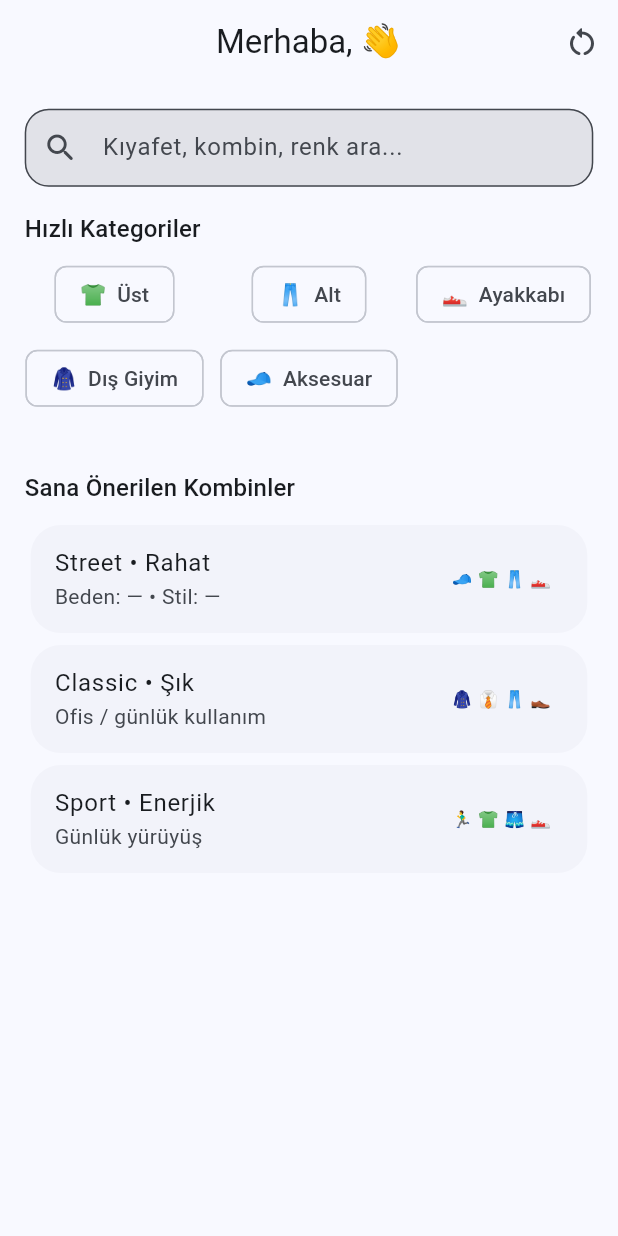
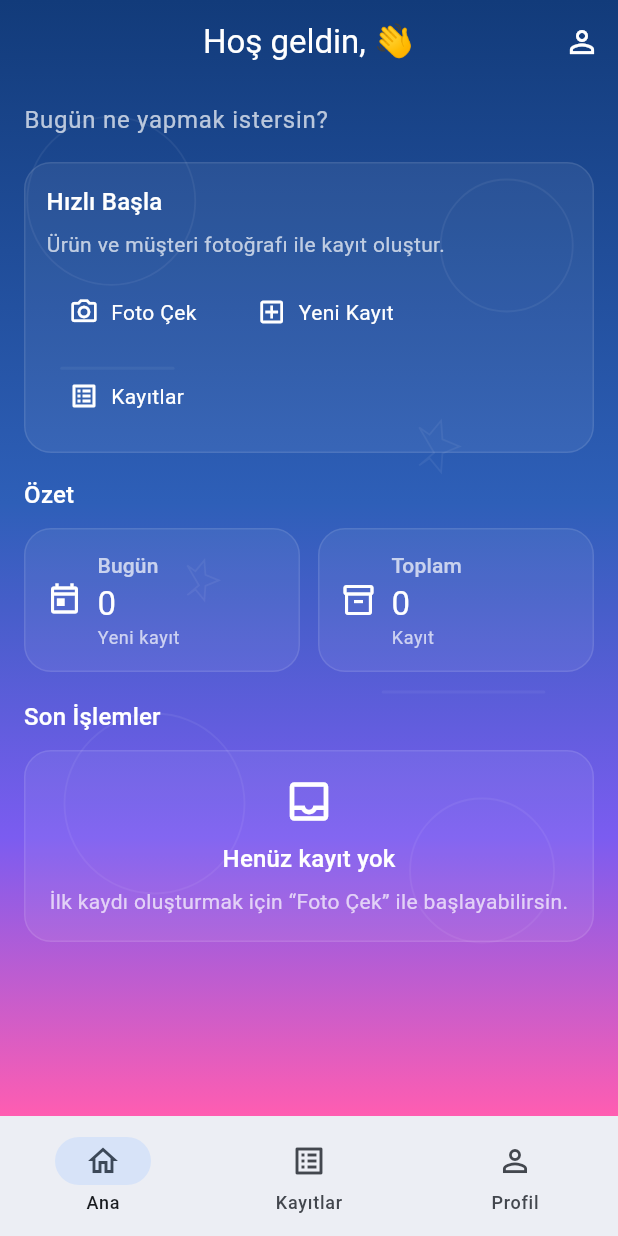
Before and after one commit to enesbalci31/clothing-combinations-, a Flutter app: the HomePage screen opened by its route, on a phone screen of 412 x 824 dp. Run offline on Flutter 3.47's test engine with Material 3 defaults, Android fonts, the phone set to English and light mode, and no system bars; our stand-ins replace confetti, flutter_riverpod, go_router, shared_preferences, sizer; accounts and stored records are empty.

Commit message:
Homepage MVC modeling created.

```diff
--- a/lib/features/splash/splash_view.dart
+++ b/lib/features/splash/splash_view.dart
@@ -1,8 +1,12 @@
+// lib/features/splash/splash_view.dart
 import 'package:flutter/material.dart';
 import 'package:flutter_riverpod/flutter_riverpod.dart';
 import 'package:go_router/go_router.dart';
 
-import '../onboarding/onboarding_controller.dart';
+import '../../features/onboarding/onboarding_controller.dart';
+
+const _kOnboarding = '/onboarding';
+const _kHome = '/home';
 
 class SplashView extends ConsumerStatefulWidget {
   const SplashView({super.key});
@@ -17,28 +21,29 @@ class _SplashViewState extends ConsumerState<SplashView> {
   @override
   void initState() {
     super.initState();
-
-    // ✅ Native splash sonrası ilk frame gelir gelmez yönlendir
-    WidgetsBinding.instance.addPostFrameCallback((_) {
-      _goNext();
-    });
+    // İlk frame sonrası navigate (context güvenli)
+    WidgetsBinding.instance.addPostFrameCallback((_) => _goNext());
   }
 
   void _goNext() {
-    if (!mounted || _navigated) return;
+    if (_navigated || !mounted) return;
     _navigated = true;
 
     final prefs = ref.read(appPrefsProvider);
-    context.go(prefs.onboardingComplete ? '/home' : '/onboarding');
+    final target = prefs.onboardingComplete ? _kHome : _kOnboarding;
+
+    // replace: splash stack'te kalmasın
+    context.go(target);
   }
 
   @override
   Widget build(BuildContext context) {
-    // ✅ Bu ekran pratikte 1 frame görünüp çıkacak (köprü ekran)
-    // Beyaz flash olmasın diye arka planı koyu tutuyoruz.
     return const Scaffold(
-      backgroundColor: Color(0xFF0F172A),
-      body: SizedBox.expand(),
+      body: SafeArea(
+        child: Center(
+          child: CircularProgressIndicator(),
+        ),
+      ),
     );
   }
 }
--- a/lib/home/home_page.dart
+++ b/lib/home/home_page.dart
@@ -1,150 +1,54 @@
+import 'package:clothess/home/widgets/home_app_bar.dart';
+import 'package:clothess/home/widgets/home_body.dart';
+import 'package:clothess/home/widgets/home_widgets.dart';
 import 'package:flutter/material.dart';
 import 'package:flutter_riverpod/flutter_riverpod.dart';
-import 'package:sizer/sizer.dart';
+import '../../../shared/ui/app_background.dart';
+import '../features/onboarding/onboarding_controller.dart';
 
-import '../../features/onboarding/onboarding_controller.dart';
-import '../ui/responsive_scaffold_body.dart';
 
-class HomePage extends ConsumerWidget {
+class HomePage extends ConsumerStatefulWidget {
   const HomePage({super.key});
 
   @override
-  Widget build(BuildContext context, WidgetRef ref) {
-    final prefs = ref.watch(appPrefsProvider);
+  ConsumerState<HomePage> createState() => _HomePageState();
+}
+
+class _HomePageState extends ConsumerState<HomePage> {
+  int _tabIndex = 0;
+
+  @override
+  Widget build(BuildContext context) {
+    final prefs = ref.read(appPrefsProvider);
+    final name = prefs.displayName.isNotEmpty ? prefs.displayName : '👋';
 
     return Scaffold(
-      appBar: AppBar(
-        title: Text('Merhaba, ${prefs.displayName.isEmpty ? '👋' : prefs.displayName}'),
-        actions: [
-          IconButton(
-            tooltip: 'Onboarding’i sıfırla',
-            onPressed: () async {
-              await prefs.setOnboardingComplete(false);
-            },
-            icon: const Icon(Icons.restart_alt_rounded),
+      extendBodyBehindAppBar: true,
+      appBar: HomeAppBar(name: name),
+      body: AppBackground.onboarding(
+        child: SafeArea(
+          child: IndexedStack(
+            index: _tabIndex,
+            children: [
+              HomeBody(
+                onTakePhoto: () {
+                  // TODO: kamera -> ürün/müşteri foto
+                },
+                onNewRecord: () {
+                  // TODO: yeni kayıt akışı
+                },
+                onGoRecords: () => setState(() => _tabIndex = 1),
+              ),
+              const RecordsPlaceholder(),
+              const ProfilePlaceholder(),
+            ],
           ),
-        ],
+        ),
       ),
-      body: ResponsiveBody(
-        padding: EdgeInsets.all(4.w),
-        child: Column(
-          crossAxisAlignment: CrossAxisAlignment.start,
-          children: [
-            _SearchBar(),
-            SizedBox(height: 2.h),
-
-            Text('Hızlı Kategoriler', style: Theme.of(context).textTheme.titleMedium),
-            SizedBox(height: 1.h),
-
-            SizedBox(
-              height: 120,
-              child: LayoutBuilder(
-                builder: (context, c) {
-                  final crossAxisCount = c.maxWidth >= 520 ? 5 : 3;
-                  return GridView.count(
-                    physics: const NeverScrollableScrollPhysics(),
-                    crossAxisCount: crossAxisCount,
-                    mainAxisSpacing: 10,
-                    crossAxisSpacing: 10,
-                    childAspectRatio: 2.6,
-                    children: const [
-                      _Chip(icon: '👕', label: 'Üst'),
-                      _Chip(icon: '👖', label: 'Alt'),
-                      _Chip(icon: '👟', label: 'Ayakkabı'),
-                      _Chip(icon: '🧥', label: 'Dış Giyim'),
-                      _Chip(icon: '🧢', label: 'Aksesuar'),
-                    ],
-                  );
-                },
-              ),
-            ),
-
-            SizedBox(height: 2.5.h),
-            Text('Sana Önerilen Kombinler', style: Theme.of(context).textTheme.titleMedium),
-            SizedBox(height: 1.h),
-
-            Expanded(
-              child: ListView(
-                children: [
-                  _OutfitCard(
-                    title: 'Street • Rahat',
-                    subtitle:
-                    'Beden: ${prefs.size.isEmpty ? '—' : prefs.size} • Stil: ${prefs.style.isEmpty ? '—' : prefs.style}',
-                    emojis: const ['🧢', '👕', '👖', '👟'],
-                  ),
-                  const _OutfitCard(
-                    title: 'Classic • Şık',
-                    subtitle: 'Ofis / günlük kullanım',
-                    emojis: ['🧥', '👔', '👖', '👞'],
-                  ),
-                  const _OutfitCard(
-                    title: 'Sport • Enerjik',
-                    subtitle: 'Günlük yürüyüş',
-                    emojis: ['🏃‍♂️', '👕', '🩳', '👟'],
-                  ),
-                ],
-              ),
-            ),
-          ],
-        ),
+      bottomNavigationBar: HomeBottomNav(
+        index: _tabIndex,
+        onChanged: (i) => setState(() => _tabIndex = i),
       ),
     );
   }
 }
-
-
-class _SearchBar extends StatelessWidget {
-  @override
-  Widget build(BuildContext context) {
-    return TextField(
-      decoration: InputDecoration(
-        hintText: 'Kıyafet, kombin, renk ara...',
-        prefixIcon: const Icon(Icons.search_rounded),
-        filled: true,
-        fillColor: Theme.of(context).colorScheme.surfaceContainerHighest,
-      ),
-    );
-  }
-}
-
-class _Chip extends StatelessWidget {
-  final String icon;
-  final String label;
-
-  const _Chip({required this.icon, required this.label});
-
-  @override
-  Widget build(BuildContext context) {
-    return Chip(
-      label: Text('$icon  $label'),
-      side: BorderSide(color: Theme.of(context).colorScheme.outlineVariant),
-    );
-  }
-}
-
-class _OutfitCard extends StatelessWidget {
-  final String title;
-  final String subtitle;
-  final List<String> emojis;
-
-  const _OutfitCard({
-    required this.title,
-    required this.subtitle,
-    required this.emojis,
-  });
-
-  @override
-  Widget build(BuildContext context) {
-    return Card(
-      elevation: 0,
-      child: ListTile(
-        title: Text(title),
-        subtitle: Text(subtitle),
-        trailing: Row(
-          mainAxisSize: MainAxisSize.min,
-          children: emojis.map((e) => Text(' $e')).toList(),
-        ),
-      ),
-    );
-  }
-}
--- /dev/null
+++ b/lib/home/widgets/home_app_bar.dart
@@ -0,0 +1,32 @@
+import 'package:flutter/material.dart';
+
+class HomeAppBar extends StatelessWidget implements PreferredSizeWidget {
+  final String name;
+  const HomeAppBar({super.key, required this.name});
+
+  @override
+  Size get preferredSize => const Size.fromHeight(kToolbarHeight);
+
+  @override
+  Widget build(BuildContext context) {
+    final t = Theme.of(context).textTheme;
+
+    return AppBar(
+      backgroundColor: Colors.transparent,
+      elevation: 0,
+      title: Text(
+        'Hoş geldin, $name',
+        style: t.titleLarge?.copyWith(color: Colors.white),
+      ),
+      actions: [
+        IconButton(
+          tooltip: 'Profil',
+          onPressed: () {
+            // TODO: Profil route/sekme
+          },
+          icon: const Icon(Icons.person_outline, color: Colors.white),
+        ),
+      ],
+    );
+  }
+}
--- /dev/null
+++ b/lib/home/widgets/home_body.dart
@@ -0,0 +1,90 @@
+import 'package:flutter/material.dart';
+import 'home_widgets.dart';
+
+class HomeBody extends StatelessWidget {
+  final VoidCallback onTakePhoto;
+  final VoidCallback onNewRecord;
+  final VoidCallback onGoRecords;
+
+  const HomeBody({
+    super.key,
+    required this.onTakePhoto,
+    required this.onNewRecord,
+    required this.onGoRecords,
+  });
+
+  @override
+  Widget build(BuildContext context) {
+    final t = Theme.of(context).textTheme;
+
+    return ListView(
+      padding: const EdgeInsets.fromLTRB(16, 12, 16, 16),
+      children: [
+        Text(
+          'Bugün ne yapmak istersin?',
+          style: t.bodyLarge?.copyWith(color: Colors.white70),
+        ),
+        const SizedBox(height: 16),
+
+        QuickActionsCard(
+          title: 'Hızlı Başla',
+          subtitle: 'Ürün ve müşteri fotoğrafı ile kayıt oluştur.',
+          actions: [
+            ActionButton(
+              icon: Icons.photo_camera_outlined,
+              label: 'Foto Çek',
+              onTap: onTakePhoto,
+            ),
+            ActionButton(
+              icon: Icons.add_box_outlined,
+              label: 'Yeni Kayıt',
+              onTap: onNewRecord,
+            ),
+            ActionButton(
+              icon: Icons.list_alt_outlined,
+              label: 'Kayıtlar',
+              onTap: onGoRecords,
+            ),
+          ],
+        ),
+
+        const SizedBox(height: 16),
+
+        const SectionTitle(title: 'Özet'),
+        const SizedBox(height: 10),
+
+        const Row(
+          children: [
+            Expanded(
+              child: StatTile(
+                title: 'Bugün',
+                value: '0',
+                subtitle: 'Yeni kayıt',
+                icon: Icons.today_outlined,
+              ),
+            ),
+            SizedBox(width: 12),
+            Expanded(
+              child: StatTile(
+                title: 'Toplam',
+                value: '0',
+                subtitle: 'Kayıt',
+                icon: Icons.inventory_2_outlined,
+              ),
+            ),
+          ],
+        ),
+
+        const SizedBox(height: 18),
+
+        const SectionTitle(title: 'Son İşlemler'),
+        const SizedBox(height: 10),
+
+        const EmptyState(
+          title: 'Henüz kayıt yok',
+          subtitle: 'İlk kaydı oluşturmak için “Foto Çek” ile başlayabilirsin.',
+        ),
+      ],
+    );
+  }
+}
--- /dev/null
+++ b/lib/home/widgets/home_widgets.dart
@@ -0,0 +1,226 @@
+import 'package:flutter/material.dart';
+
+// ---------- Common UI pieces ----------
+
+class GlassCard extends StatelessWidget {
+  final Widget child;
+  const GlassCard({super.key, required this.child});
+
+  @override
+  Widget build(BuildContext context) {
+    return Container(
+      decoration: BoxDecoration(
+        borderRadius: BorderRadius.circular(18),
+        color: Colors.white.withValues(alpha: 0.06),
+        border: Border.all(color: Colors.white.withValues(alpha: 0.10)),
+      ),
+      child: child,
+    );
+  }
+}
+
+class SectionTitle extends StatelessWidget {
+  final String title;
+  const SectionTitle({super.key, required this.title});
+
+  @override
+  Widget build(BuildContext context) {
+    final t = Theme.of(context).textTheme;
+    return Text(title, style: t.titleMedium?.copyWith(color: Colors.white));
+  }
+}
+
+// ---------- Home specific widgets ----------
+
+class QuickActionsCard extends StatelessWidget {
+  final String title;
+  final String subtitle;
+  final List<Widget> actions;
+
+  const QuickActionsCard({
+    super.key,
+    required this.title,
+    required this.subtitle,
+    required this.actions,
+  });
+
+  @override
+  Widget build(BuildContext context) {
+    final t = Theme.of(context).textTheme;
+
+    return GlassCard(
+      child: Padding(
+        padding: const EdgeInsets.all(14),
+        child: Column(
+          crossAxisAlignment: CrossAxisAlignment.start,
+          children: [
+            Text(title, style: t.titleMedium?.copyWith(color: Colors.white)),
+            const SizedBox(height: 6),
+            Text(subtitle, style: t.bodyMedium?.copyWith(color: Colors.white70)),
+            const SizedBox(height: 12),
+            Wrap(spacing: 10, runSpacing: 10, children: actions),
+          ],
+        ),
+      ),
+    );
+  }
+}
+
+class ActionButton extends StatelessWidget {
+  final IconData icon;
+  final String label;
+  final VoidCallback onTap;
+
+  const ActionButton({
+    super.key,
+    required this.icon,
+    required this.label,
+    required this.onTap,
+  });
+
+  @override
+  Widget build(BuildContext context) {
+    return InkWell(
+      borderRadius: BorderRadius.circular(14),
+      onTap: onTap,
+      child: Ink(
+        padding: const EdgeInsets.symmetric(horizontal: 14, vertical: 12),
+        decoration: BoxDecoration(
+          borderRadius: BorderRadius.circular(14),
+          border: Border.all(color: Colors.white.withValues(alpha: 0.16)),
+          color: Colors.white.withValues(alpha: 0.06),
+        ),
+        child: Row(
+          mainAxisSize: MainAxisSize.min,
+          children: [
+            Icon(icon, size: 20, color: Colors.white),
+            const SizedBox(width: 8),
+            Text(label, style: const TextStyle(color: Colors.white)),
+          ],
+        ),
+      ),
+    );
+  }
+}
+
+class StatTile extends StatelessWidget {
+  final String title;
+  final String value;
+  final String subtitle;
+  final IconData icon;
+
+  const StatTile({
+    super.key,
+    required this.title,
+    required this.value,
+    required this.subtitle,
+    required this.icon,
+  });
+
+  @override
+  Widget build(BuildContext context) {
+    final t = Theme.of(context).textTheme;
+
+    return GlassCard(
+      child: Padding(
+        padding: const EdgeInsets.all(14),
+        child: Row(
+          children: [
+            Icon(icon, color: Colors.white),
+            const SizedBox(width: 10),
+            Expanded(
+              child: Column(
+                crossAxisAlignment: CrossAxisAlignment.start,
+                children: [
+                  Text(title, style: t.labelLarge?.copyWith(color: Colors.white70)),
+                  const SizedBox(height: 2),
+                  Text(value, style: t.titleLarge?.copyWith(color: Colors.white)),
+                  Text(subtitle, style: t.bodySmall?.copyWith(color: Colors.white70)),
+                ],
+              ),
+            ),
+          ],
+        ),
+      ),
+    );
+  }
+}
+
+class EmptyState extends StatelessWidget {
+  final String title;
+  final String subtitle;
+
+  const EmptyState({super.key, required this.title, required this.subtitle});
+
+  @override
+  Widget build(BuildContext context) {
+    final t = Theme.of(context).textTheme;
+
+    return GlassCard(
+      child: Padding(
+        padding: const EdgeInsets.all(16),
+        child: Column(
+          children: [
+            const Icon(Icons.inbox_outlined, size: 34, color: Colors.white),
+            const SizedBox(height: 10),
+            Text(title, style: t.titleMedium?.copyWith(color: Colors.white)),
+            const SizedBox(height: 6),
+            Text(
+              subtitle,
+              textAlign: TextAlign.center,
+              style: t.bodyMedium?.copyWith(color: Colors.white70),
+            ),
+          ],
+        ),
+      ),
+    );
+  }
+}
+
+// ---------- Bottom Nav + placeholders ----------
+
+class HomeBottomNav extends StatelessWidget {
+  final int index;
+  final ValueChanged<int> onChanged;
+
+  const HomeBottomNav({
+    super.key,
+    required this.index,
+    required this.onChanged,
+  });
+
+  @override
+  Widget build(BuildContext context) {
+    return NavigationBar(
+      selectedIndex: index,
+      onDestinationSelected: onChanged,
+      destinations: const [
+        NavigationDestination(icon: Icon(Icons.home_outlined), label: 'Ana'),
+        NavigationDestination(icon: Icon(Icons.list_alt_outlined), label: 'Kayıtlar'),
+        NavigationDestination(icon: Icon(Icons.person_outline), label: 'Profil'),
+      ],
+    );
+  }
+}
+
+class RecordsPlaceholder extends StatelessWidget {
+  const RecordsPlaceholder({super.key});
+
+  @override
+  Widget build(BuildContext context) {
+    return const Center(
+      child: Text('Kayıtlar (yakında)', style: TextStyle(color: Colors.white70)),
+    );
+  }
+}
+
+class ProfilePlaceholder extends StatelessWidget {
+  const ProfilePlaceholder({super.key});
+
+  @override
+  Widget build(BuildContext context) {
+    return const Center(
+      child: Text('Profil (yakında)', style: TextStyle(color: Colors.white70)),
+    );
+  }
+}
--- /dev/null
+++ b/lib/shared/ui/app_background.dart
@@ -0,0 +1,139 @@
+import 'package:flutter/material.dart';
+
+class AppBackground extends StatelessWidget {
+  final Widget child;
+
+  /// Onboarding ekranlarındaki hissi veren preset
+  const AppBackground.onboarding({
+    super.key,
+    required this.child,
+  });
+
+  @override
+  Widget build(BuildContext context) {
+    // Görsellerine benzer: mavi -> mor -> pembe
+    const colors = [
+      Color(0xFF123B7A), // deep blue
+      Color(0xFF2E5FB8), // blue
+      Color(0xFF7B5CF0), // violet
+      Color(0xFFFF5DB1), // pink
+    ];
+
+    return Stack(
+      children: [
+        // Gradient katmanı
+        Container(
+          decoration: const BoxDecoration(
+            gradient: LinearGradient(
+              begin: Alignment.topCenter,
+              end: Alignment.bottomCenter,
+              colors: colors,
+              stops: [0.0, 0.45, 0.75, 1.0],
+            ),
+          ),
+        ),
+
+        // Çok hafif “desen/ikon” hissi
+        IgnorePointer(
+          child: CustomPaint(
+            painter: _SubtlePatternPainter(),
+            size: Size.infinite,
+          ),
+        ),
+
+        // İçerik
+        child,
+      ],
+    );
+  }
+}
+
+class _SubtlePatternPainter extends CustomPainter {
+  @override
+  void paint(Canvas canvas, Size size) {
+    final paint = Paint()
+      ..color = Colors.white.withValues(alpha: 0.06)
+      ..style = PaintingStyle.stroke
+      ..strokeWidth = 1.2;
+
+    // Basit ikon hissi: daire + yıldız + küçük çizgiler
+    void circle(Offset c, double r) => canvas.drawCircle(c, r, paint);
+
+    void star(Offset c, double r) {
+      final p = Path();
+      for (int i = 0; i < 10; i++) {
+        final a = (i * 36.0) * 3.1415926535 / 180.0;
+        final rr = (i.isEven) ? r : r * 0.45;
+        final x = c.dx + rr * Math.cos(a);
+        final y = c.dy + rr * Math.sin(a);
+        if (i == 0) {
+          p.moveTo(x, y);
+        } else {
+          p.lineTo(x, y);
+        }
+      }
+      p.close();
+      canvas.drawPath(p, paint);
+    }
+
+    // Minimal math helper (dart:math kullanmadan)
+    // Bu yüzden küçük bir “Math” sınıfı yazıyoruz:
+    // -> aşağıda.
+
+    // Yerleşimler
+    circle(Offset(size.width * 0.18, size.height * 0.18), 56);
+    circle(Offset(size.width * 0.82, size.height * 0.22), 44);
+    circle(Offset(size.width * 0.25, size.height * 0.72), 60);
+    circle(Offset(size.width * 0.78, size.height * 0.78), 48);
+
+    star(Offset(size.width * 0.70, size.height * 0.40), 18);
+    star(Offset(size.width * 0.32, size.height * 0.52), 14);
+
+    // küçük çizgiler
+    final linePaint = Paint()
+      ..color = Colors.white.withValues(alpha: 0.05)
+      ..strokeWidth = 2
+      ..strokeCap = StrokeCap.round;
+
+    canvas.drawLine(
+      Offset(size.width * 0.10, size.height * 0.33),
+      Offset(size.width * 0.28, size.height * 0.33),
+      linePaint,
+    );
+
+    canvas.drawLine(
+      Offset(size.width * 0.62, size.height * 0.62),
+      Offset(size.width * 0.88, size.height * 0.62),
+      linePaint,
+    );
+  }
+
+  @override
+  bool shouldRepaint(covariant CustomPainter oldDelegate) => false;
+}
+
+/// dart:math import etmeden sin/cos için mini helper
+class Math {
+  static double sin(double x) => _sin(x);
+  static double cos(double x) => _cos(x);
+
+  // Basit yaklaşım: Taylor (küçük desen için yeterli)
+  static double _sin(double x) {
+    x = _normalize(x);
+    final x2 = x * x;
+    return x * (1 - x2 / 6 + (x2 * x2) / 120);
+  }
+
+  static double _cos(double x) {
+    x = _normalize(x);
+    final x2 = x * x;
+    return 1 - x2 / 2 + (x2 * x2) / 24;
+  }
+
+  static double _normalize(double x) {
+    const pi = 3.1415926535897932;
+    while (x > pi) x -= 2 * pi;
+    while (x < -pi) x += 2 * pi;
+    return x;
+  }
+}
```
